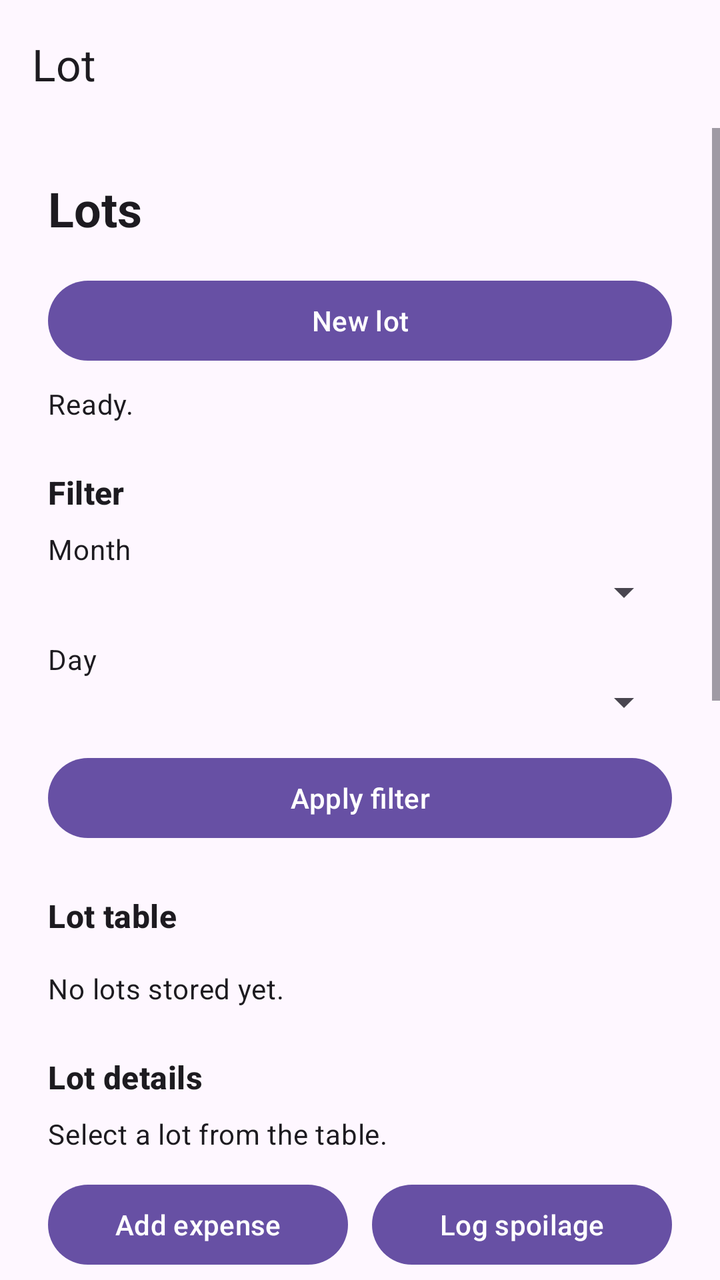
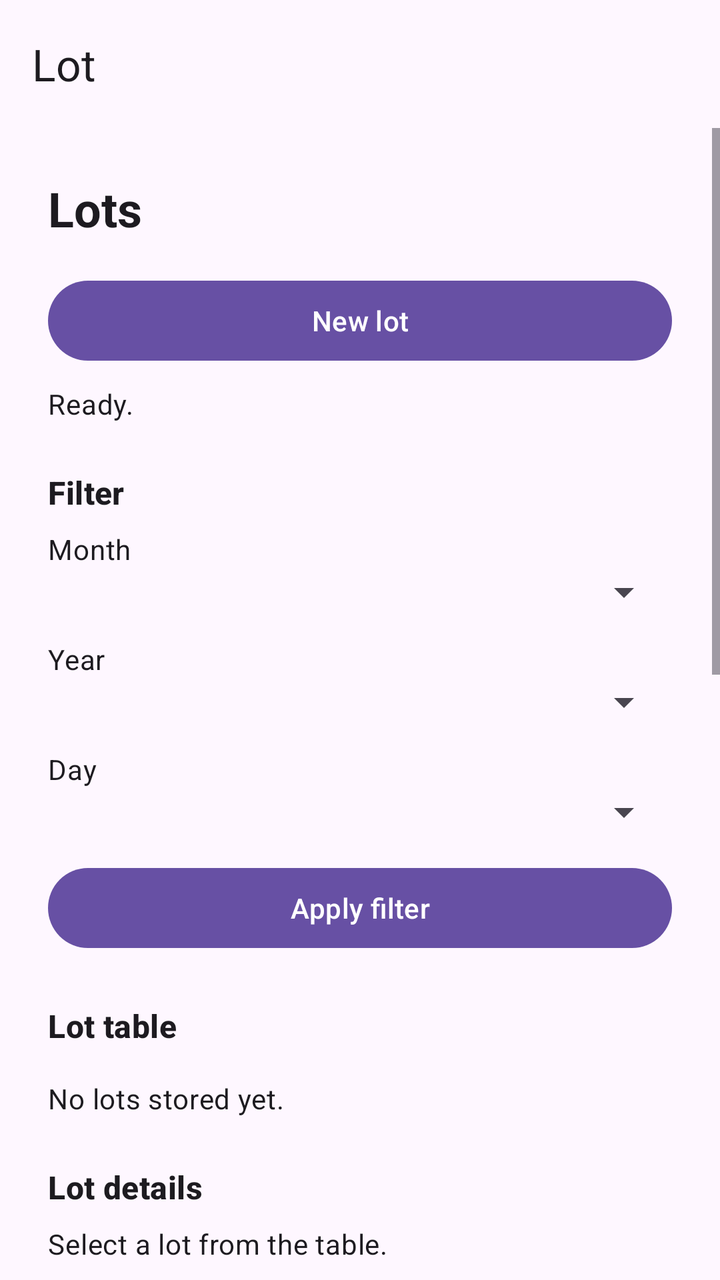

An Android layout rendered at two revisions. The XML below is the earlier revision; the diff shows what the commit changed to produce the second picture.
<!-- AndroidManifest.xml: application theme Theme.Kilgi -->
<!-- res/layout/activity_main.xml -->
<?xml version="1.0" encoding="utf-8"?>
<LinearLayout xmlns:android="http://schemas.android.com/apk/res/android"
    xmlns:app="http://schemas.android.com/apk/res-auto"
    xmlns:tools="http://schemas.android.com/tools"
    android:id="@+id/main"
    android:layout_width="match_parent"
    android:layout_height="match_parent"
    android:orientation="vertical"
    tools:context=".MainActivity">

    <com.google.android.material.appbar.MaterialToolbar
        android:id="@+id/top_app_bar"
        android:layout_width="match_parent"
        android:layout_height="wrap_content"
        android:contentDescription="@string/menu_toolbar_content_description"
        android:minHeight="?attr/actionBarSize"
        app:title="@string/lot_screen_title" />

    <ScrollView
        android:id="@+id/content_scroll"
        android:layout_width="match_parent"
        android:layout_height="0dp"
        android:layout_weight="1"
        android:fillViewport="true">

        <LinearLayout
            android:layout_width="match_parent"
            android:layout_height="wrap_content"
            android:orientation="vertical"
            android:padding="24dp">

            <TextView
                android:id="@+id/section_lot"
                android:layout_width="match_parent"
                android:layout_height="wrap_content"
                android:text="@string/lots_screen_heading"
                android:textAppearance="@style/TextAppearance.Material3.HeadlineSmall"
                android:textStyle="bold" />

            <Button
                android:id="@+id/button_create_lot"
                android:layout_width="match_parent"
                android:layout_height="wrap_content"
                android:layout_marginTop="16dp"
                android:text="@string/button_new_lot"
                android:textAllCaps="false" />

            <TextView
                android:id="@+id/text_batch_status"
                android:layout_width="match_parent"
                android:layout_height="wrap_content"
                android:layout_marginTop="8dp"
                android:text="@string/batch_status_idle"
                android:textAppearance="@style/TextAppearance.Material3.BodyMedium" />

            <TextView
                android:layout_width="match_parent"
                android:layout_height="wrap_content"
                android:layout_marginTop="24dp"
                android:text="@string/lots_filter_title"
                android:textAppearance="@style/TextAppearance.Material3.TitleMedium"
                android:textStyle="bold" />

            <TextView
                android:layout_width="match_parent"
                android:layout_height="wrap_content"
                android:layout_marginTop="8dp"
                android:text="@string/label_filter_month"
                android:textAppearance="@style/TextAppearance.Material3.BodyMedium" />

            <Spinner
                android:id="@+id/spinner_filter_month"
                android:layout_width="match_parent"
                android:layout_height="wrap_content" />

            <TextView
                android:layout_width="match_parent"
                android:layout_height="wrap_content"
                android:layout_marginTop="12dp"
                android:text="@string/label_filter_day"
                android:textAppearance="@style/TextAppearance.Material3.BodyMedium" />

            <Spinner
                android:id="@+id/spinner_filter_day"
                android:layout_width="match_parent"
                android:layout_height="wrap_content" />

            <Button
                android:id="@+id/button_apply_lot_filter"
                android:layout_width="match_parent"
                android:layout_height="wrap_content"
                android:layout_marginTop="12dp"
                android:text="@string/button_apply_filter"
                android:textAllCaps="false" />

            <TextView
                android:layout_width="match_parent"
                android:layout_height="wrap_content"
                android:layout_marginTop="24dp"
                android:text="@string/lots_table_title"
                android:textAppearance="@style/TextAppearance.Material3.TitleMedium"
                android:textStyle="bold" />

            <HorizontalScrollView
                android:layout_width="match_parent"
                android:layout_height="wrap_content"
                android:layout_marginTop="8dp"
                android:fillViewport="true">

                <TableLayout
                    android:id="@+id/table_lots"
                    android:layout_width="wrap_content"
                    android:layout_height="wrap_content"
                    android:stretchColumns="1,2,3,4,5" />
            </HorizontalScrollView>

            <TextView
                android:id="@+id/text_lots_empty_state"
                android:layout_width="match_parent"
                android:layout_height="wrap_content"
                android:layout_marginTop="8dp"
                android:text="@string/no_lots_placeholder"
                android:textAppearance="@style/TextAppearance.Material3.BodyMedium" />

            <TextView
                android:layout_width="match_parent"
                android:layout_height="wrap_content"
                android:layout_marginTop="24dp"
                android:text="@string/lot_details_title"
                android:textAppearance="@style/TextAppearance.Material3.TitleMedium"
                android:textStyle="bold" />

            <TextView
                android:id="@+id/text_selected_lot_label"
                android:layout_width="match_parent"
                android:layout_height="wrap_content"
                android:layout_marginTop="8dp"
                android:text="@string/no_active_lot_placeholder"
                android:textAppearance="@style/TextAppearance.Material3.BodyMedium" />

            <LinearLayout
                android:layout_width="match_parent"
                android:layout_height="wrap_content"
                android:layout_marginTop="12dp"
                android:orientation="horizontal">

                <Button
                    android:id="@+id/button_add_expense"
                    android:layout_width="0dp"
                    android:layout_height="wrap_content"
                    android:layout_weight="1"
                    android:text="@string/button_open_add_expense"
                    android:textAllCaps="false" />

                <Button
                    android:id="@+id/button_log_spoilage"
                    android:layout_width="0dp"
                    android:layout_height="wrap_content"
                    android:layout_marginStart="12dp"
                    android:layout_weight="1"
                    android:text="@string/button_open_log_spoilage"
                    android:textAllCaps="false" />
            </LinearLayout>

            <TextView
                android:id="@+id/text_expense_status"
                android:layout_width="match_parent"
                android:layout_height="wrap_content"
                android:layout_marginTop="8dp"
                android:text="@string/expense_status_idle"
                android:textAppearance="@style/TextAppearance.Material3.BodyMedium" />

            <TextView
                android:id="@+id/text_spoilage_status"
                android:layout_width="match_parent"
                android:layout_height="wrap_content"
                android:layout_marginTop="4dp"
                android:text="@string/spoilage_status_idle"
                android:textAppearance="@style/TextAppearance.Material3.BodyMedium" />

            <TableLayout
                android:id="@+id/table_lot_details"
                android:layout_width="match_parent"
                android:layout_height="wrap_content"
                android:layout_marginTop="12dp"
                android:stretchColumns="1" />

            <TextView
                android:id="@+id/section_module_two"
                android:layout_width="match_parent"
                android:layout_height="wrap_content"
                android:layout_marginTop="32dp"
                android:text="@string/module_two_screen_heading"
                android:textAppearance="@style/TextAppearance.Material3.HeadlineSmall"
                android:textStyle="bold" />

            <LinearLayout
                android:layout_width="match_parent"
                android:layout_height="wrap_content"
                android:layout_marginTop="16dp"
                android:orientation="horizontal">

                <Button
                    android:id="@+id/button_add_provider"
                    android:layout_width="0dp"
                    android:layout_height="wrap_content"
                    android:layout_weight="1"
                    android:text="@string/button_add_provider"
                    android:textAllCaps="false" />

                <Button
                    android:id="@+id/button_add_customer"
                    android:layout_width="0dp"
                    android:layout_height="wrap_content"
                    android:layout_marginStart="12dp"
                    android:layout_weight="1"
                    android:text="@string/button_add_customer"
                    android:textAllCaps="false" />
            </LinearLayout>

            <Button
                android:id="@+id/button_log_retail_sale"
                android:layout_width="match_parent"
                android:layout_height="wrap_content"
                android:layout_marginTop="12dp"
                android:text="@string/button_log_retail_sale"
                android:textAllCaps="false" />

            <Button
                android:id="@+id/button_create_wholesale_invoice"
                android:layout_width="match_parent"
                android:layout_height="wrap_content"
                android:layout_marginTop="12dp"
                android:text="@string/button_create_wholesale_invoice"
                android:textAllCaps="false" />

            <Button
                android:id="@+id/button_collect_customer_payment"
                android:layout_width="match_parent"
                android:layout_height="wrap_content"
                android:layout_marginTop="12dp"
                android:text="@string/button_collect_customer_payment"
                android:textAllCaps="false" />

            <Button
                android:id="@+id/button_settle_provider"
                android:layout_width="match_parent"
                android:layout_height="wrap_content"
                android:layout_marginTop="12dp"
                android:text="@string/button_settle_provider"
                android:textAllCaps="false" />

            <TextView
                android:id="@+id/text_sales_status"
                android:layout_width="match_parent"
                android:layout_height="wrap_content"
                android:layout_marginTop="8dp"
                android:text="@string/sales_status_idle"
                android:textAppearance="@style/TextAppearance.Material3.BodyMedium" />

            <TextView
                android:layout_width="match_parent"
                android:layout_height="wrap_content"
                android:layout_marginTop="24dp"
                android:text="@string/sales_summary_title"
                android:textAppearance="@style/TextAppearance.Material3.TitleMedium"
                android:textStyle="bold" />

            <TextView
                android:id="@+id/text_sales_summary"
                android:layout_width="match_parent"
                android:layout_height="wrap_content"
                android:layout_marginTop="8dp"
                android:text="@string/sales_summary_empty"
                android:textAppearance="@style/TextAppearance.Material3.BodyMedium" />
        </LinearLayout>
    </ScrollView>
</LinearLayout>
<!-- resources referenced by this layout -->
<resources>
  <string name="batch_status_idle">Ready.</string>
  <string name="button_add_customer">Add customer</string>
  <string name="button_add_provider">Add provider</string>
  <string name="button_apply_filter">Apply filter</string>
  <string name="button_collect_customer_payment">Collect customer payment</string>
  <string name="button_create_wholesale_invoice">Create wholesale invoice</string>
  <string name="button_log_retail_sale">Log retail EOD sale</string>
  <string name="button_new_lot">New lot</string>
  <string name="button_open_add_expense">Add expense</string>
  <string name="button_open_log_spoilage">Log spoilage</string>
  <string name="button_settle_provider">Settle provider</string>
  <string name="expense_status_idle">No expense update yet.</string>
  <string name="label_filter_day">Day</string>
  <string name="label_filter_month">Month</string>
  <string name="lot_details_title">Lot details</string>
  <string name="lot_screen_title">Lot</string>
  <string name="lots_filter_title">Filter</string>
  <string name="lots_screen_heading">Lots</string>
  <string name="lots_table_title">Lot table</string>
  <string name="menu_toolbar_content_description">Main navigation menu</string>
  <string name="module_two_screen_heading">Module 2 - Sales &amp; Settlements</string>
  <string name="no_active_lot_placeholder">Select a lot from the table.</string>
  <string name="no_lots_placeholder">No lots stored yet.</string>
  <string name="sales_status_idle">No Module 2 transaction yet.</string>
  <string name="sales_summary_empty">No provider or customer balances yet.</string>
  <string name="sales_summary_title">Receivable / payable snapshot</string>
  <string name="spoilage_status_idle">No spoilage update yet.</string>
  <style name="Theme.Kilgi" parent="Base.Theme.Kilgi" />
  <style name="Base.Theme.Kilgi" parent="Theme.Material3.DayNight.NoActionBar">
          
          
      </style>
</resources>

<!-- the commit's change to res/layout/activity_main.xml (unified diff, before → after) -->
@@ -77,6 +77,18 @@
                 android:layout_width="match_parent"
                 android:layout_height="wrap_content"
                 android:layout_marginTop="12dp"
+                android:text="@string/label_filter_year"
+                android:textAppearance="@style/TextAppearance.Material3.BodyMedium" />
+
+            <Spinner
+                android:id="@+id/spinner_filter_year"
+                android:layout_width="match_parent"
+                android:layout_height="wrap_content" />
+
+            <TextView
+                android:layout_width="match_parent"
+                android:layout_height="wrap_content"
+                android:layout_marginTop="12dp"
                 android:text="@string/label_filter_day"
                 android:textAppearance="@style/TextAppearance.Material3.BodyMedium" />
 
<!-- resource entries referenced after the edit -->
@@ -14,6 +14,7 @@
   <string name="expense_status_idle">No expense update yet.</string>
   <string name="label_filter_day">Day</string>
   <string name="label_filter_month">Month</string>
+  <string name="label_filter_year">Year</string>
   <string name="lot_details_title">Lot details</string>
   <string name="lot_screen_title">Lot</string>
   <string name="lots_filter_title">Filter</string>
